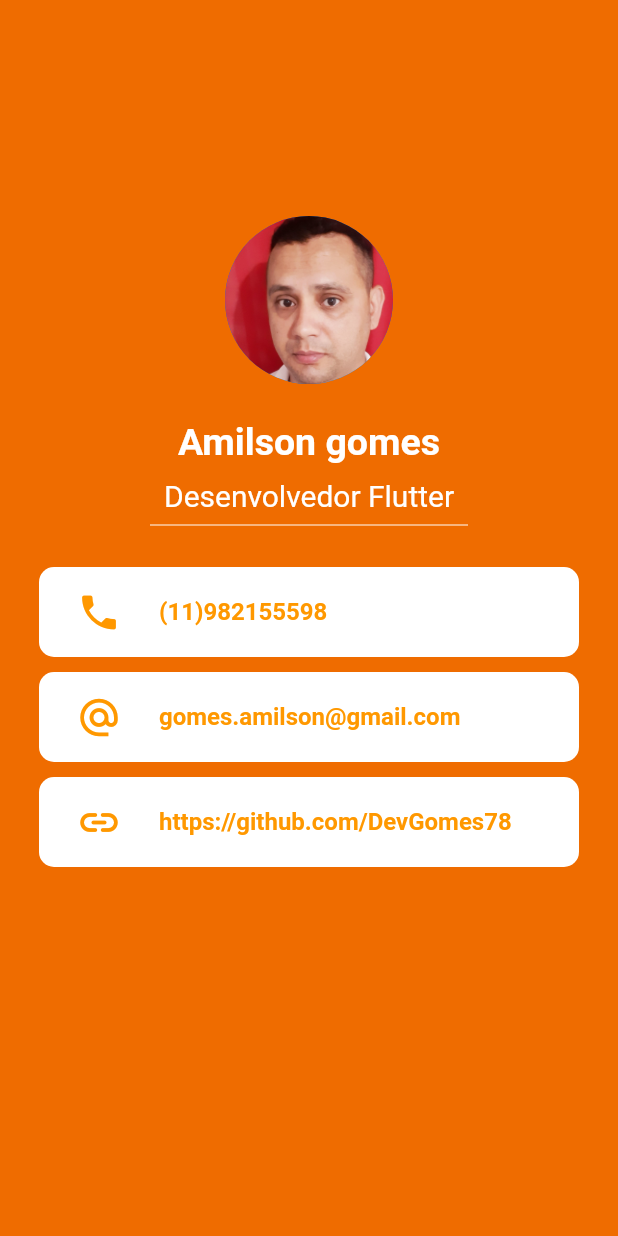
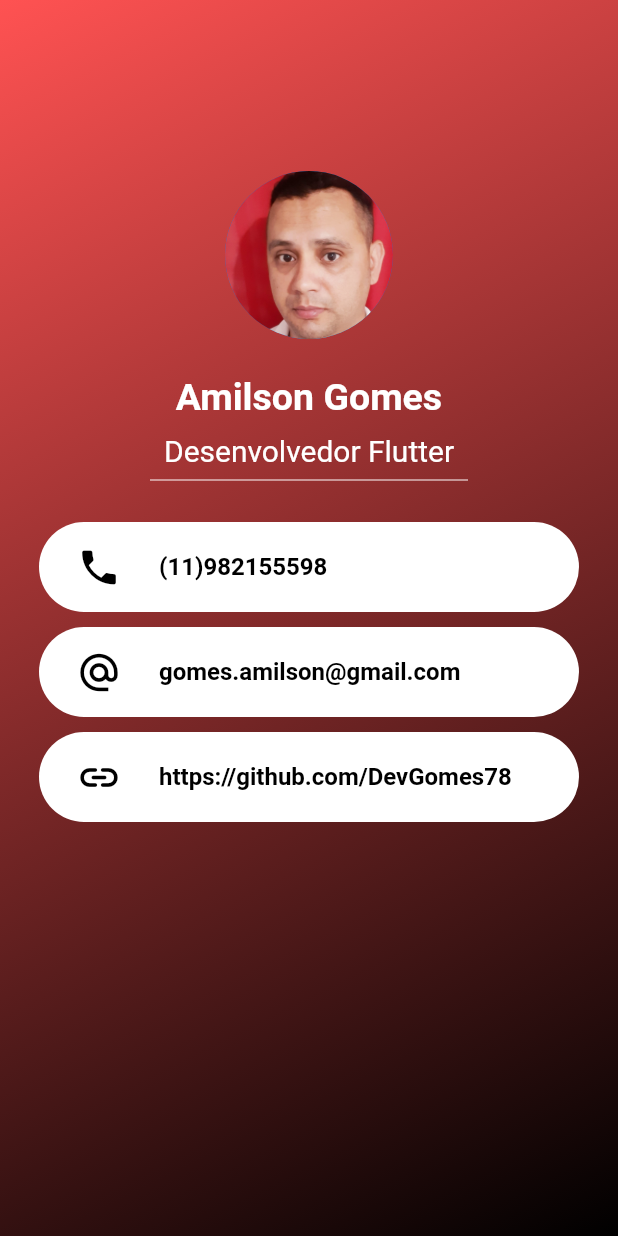
Before and after one commit to DevGomes78/Cartao-de-visitas, a Flutter app: the screen it shows after launch, on a phone screen of 412 x 824 dp. Run offline on Flutter 3.47's test engine with Material 2 defaults, Android fonts, the phone set to English and light mode, and no system bars.

Commit message:
Atualizado cores e funcoes.

```diff
--- a/lib/homepage.dart
+++ /dev/null
@@ -1,162 +0,0 @@
-import 'package:flutter/material.dart';
-import 'package:url_launcher/url_launcher.dart';
-
-class HomePage extends StatelessWidget {
-  const HomePage({Key? key}) : super(key: key);
-
- void abrirGit() async {
-    const url = 'https://github.com/DevGomes78';
-    if (await launch(url)) {
-      await launch(url,
-      enableJavaScript: true,
-        forceWebView: true,
-      );
-    } else {
-      throw 'Could not launch $url';
-    }
-  }
-  void fazerLigacao() async {
-    const url = "tel:(11)982155598";
-    if (await launch(url)) {
-      await launch(url);
-    } else {
-      throw 'Could not launch $url';
-    }
-  }
-
-  @override
-  Widget build(BuildContext context) {
-    return Scaffold(
-      backgroundColor: Colors.orange[800],
-      body: SafeArea(
-        child: Padding(
-          padding: const EdgeInsets.symmetric(horizontal: 10,vertical: 10),
-          child: Column(
-            children: [
-              const SizedBox(
-                height: 130,
-              ),
-              Padding(
-                padding: EdgeInsets.symmetric(horizontal: 140),
-                child: CircleAvatar(
-                  backgroundImage: AssetImage('images/minhafoto (2).jpg'),
-                  radius: 60,
-                ),
-              ),
-              const SizedBox(
-                height: 20,
-              ),
-              const Text(
-                'Amilson gomes',
-                style: TextStyle(
-                    fontSize: 25,
-                    fontWeight: FontWeight.bold,
-                    color: Colors.white),
-              ),
-              const SizedBox(
-                height: 10,
-              ),
-              //informaçoes sobre o text
-              const Text(
-                'Desenvolvedor Flutter',
-                style: TextStyle(fontSize: 20, color: Colors.white),
-              ),
-              const Padding(
-                padding: EdgeInsets.symmetric(horizontal: 90.0),
-                child: Divider(color: Colors.white),
-              ),
-              const SizedBox(
-                height: 20,
-              ),
-              InkWell(
-                onTap:  fazerLigacao,
-                child: Container(
-                  height: 60,
-                  width: 360,
-                  decoration: BoxDecoration(
-                      borderRadius: BorderRadius.circular(10), color: Colors.white),
-                  child: Row(
-                    children: const [
-                      Padding(
-                        padding: EdgeInsets.symmetric(horizontal: 25.0),
-                        child: Icon(
-                          Icons.phone,
-                          color: Colors.orange,
-                          size: 30,
-                        ),
-                      ),
-                      Text(
-                        '(11)982155598',
-                        style: TextStyle(
-                            fontSize: 16,
-                            fontWeight: FontWeight.w700,
-                            color: Colors.orange),
-                      ),
-                    ],
-                  ),
-                ),
-              ),
-              SizedBox(height: 10),
-              Container(
-                height: 60,
-                width: 360,
-                decoration: BoxDecoration(
-                    borderRadius: BorderRadius.circular(10), color: Colors.white),
-                child: Row(
-                  children: const [
-                    Padding(
-                      padding: EdgeInsets.symmetric(horizontal: 25.0),
-                      child: Icon(
-                        Icons.alternate_email,
-                        color: Colors.orange,
-                        size: 30,
-                      ),
-                    ),
-                    Text(
-                      'gomes.amilson@gmail.com',
-                      style: TextStyle(
-                          fontSize: 16,
-                          fontWeight: FontWeight.w700,
-                          color: Colors.orange),
-                    ),
-                  ],
-                ),
-              ),
-              SizedBox(height: 10),
-              InkWell(
-                onTap: abrirGit,
-                child: Container(
-                  height: 60,
-                  width: 360,
-                  decoration: BoxDecoration(
-                      borderRadius: BorderRadius.circular(10),
-                      color: Colors.white),
-                  child: Row(
-                    children: [
-                      Padding(
-                        padding: EdgeInsets.symmetric(horizontal: 25.0),
-                        child: Icon(
-                          Icons.link_rounded,
-                          color: Colors.orange,
-                          size: 30,
-                        ),
-                      ),
-                      Text(
-                        'https://github.com/DevGomes78',
-                        style: TextStyle(
-                            fontSize: 16,
-                            fontWeight: FontWeight.w700,
-                            color: Colors.orange),
-                      ),
-                    ],
-                  ),
-                ),
-              ),
-
-            ],
-          ),
-        ),
-      ),
-    );
-  }
-}
--- a/lib/main.dart
+++ b/lib/main.dart
@@ -1,7 +1,6 @@
 import 'package:flutter/material.dart';
-import 'package:projeto9/screens/list_user.dart';
 
-import 'homepage.dart';
+import 'pages/homepage.dart';
 
 void main() {
   runApp(const MyApp());
@@ -20,7 +19,7 @@ class MyApp extends StatelessWidget {
 
         primarySwatch: Colors.blue,
       ),
-      home: HomePage(),
+      home:  HomePage(),
     );
   }
 }
--- /dev/null
+++ b/lib/pages/homepage.dart
@@ -0,0 +1,151 @@
+import 'package:flutter/material.dart';
+import '../models/abrir_Github.dart';
+import '../models/call.dart';
+
+
+class HomePage extends StatelessWidget {
+  const HomePage({Key? key}) : super(key: key);
+  @override
+  Widget build(BuildContext context) {
+    return Scaffold(
+      body: Container(
+        decoration: BoxDecoration(
+            gradient: LinearGradient(
+                begin: Alignment.topLeft,
+                end: Alignment.bottomRight,
+                colors: [Colors.redAccent, Colors.black])),
+        child: SafeArea(
+          child: Padding(
+            padding: const EdgeInsets.symmetric(horizontal: 10, vertical: 10),
+            child: Column(
+              children: [
+                const SizedBox(
+                  height: 100,
+                ),
+                Padding(
+                  padding: EdgeInsets.symmetric(horizontal: 140),
+                  child: CircleAvatar(
+                    backgroundImage: AssetImage('images/minhafoto (2).jpg'),
+                    radius: 60,
+                  ),
+                ),
+                const SizedBox(
+                  height: 20,
+                ),
+                const Text(
+                  'Amilson Gomes',
+                  style: TextStyle(
+                      fontSize: 25,
+                      fontWeight: FontWeight.bold,
+                      color: Colors.white),
+                ),
+                const SizedBox(
+                  height: 10,
+                ),
+                //informaçoes sobre o text
+                const Text(
+                  'Desenvolvedor Flutter',
+                  style: TextStyle(fontSize: 20, color: Colors.white),
+                ),
+                const Padding(
+                  padding: EdgeInsets.symmetric(horizontal: 90.0),
+                  child: Divider(color: Colors.white),
+                ),
+                const SizedBox(
+                  height: 20,
+                ),
+                InkWell(
+                  onTap: fazerLigacao,
+                  child: Container(
+                    height: 60,
+                    width: 360,
+                    decoration: BoxDecoration(
+                        borderRadius: BorderRadius.circular(40),
+                        color: Colors.white),
+                    child: Row(
+                      children: const [
+                        Padding(
+                          padding: EdgeInsets.symmetric(horizontal: 25.0),
+                          child: Icon(
+                            Icons.phone,
+                            color: Colors.black,
+                            size: 30,
+                          ),
+                        ),
+                        Text(
+                          '(11)982155598',
+                          style: TextStyle(
+                              fontSize: 16,
+                              fontWeight: FontWeight.w700,
+                              color: Colors.black),
+                        ),
+                      ],
+                    ),
+                  ),
+                ),
+                SizedBox(height: 10),
+                Container(
+                  height: 60,
+                  width: 360,
+                  decoration: BoxDecoration(
+                      borderRadius: BorderRadius.circular(40),
+                      color: Colors.white),
+                  child: Row(
+                    children: const [
+                      Padding(
+                        padding: EdgeInsets.symmetric(horizontal: 25.0),
+                        child: Icon(
+                          Icons.alternate_email,
+                          color: Colors.black,
+                          size: 30,
+                        ),
+                      ),
+                      Text(
+                        'gomes.amilson@gmail.com',
+                        style: TextStyle(
+                          fontSize: 16,
+                          fontWeight: FontWeight.w700,
+                          color: Colors.black,
+                        ),
+                      ),
+                    ],
+                  ),
+                ),
+                SizedBox(height: 10),
+                InkWell(
+                  onTap: abrirGit,
+                  child: Container(
+                    height: 60,
+                    width: 360,
+                    decoration: BoxDecoration(
+                        borderRadius: BorderRadius.circular(40),
+                        color: Colors.white),
+                    child: Row(
+                      children: [
+                        Padding(
+                          padding: EdgeInsets.symmetric(horizontal: 25.0),
+                          child: Icon(
+                            Icons.link_rounded,
+                            color: Colors.black,
+                            size: 30,
+                          ),
+                        ),
+                        Text(
+                          'https://github.com/DevGomes78',
+                          style: TextStyle(
+                              fontSize: 16,
+                              fontWeight: FontWeight.w700,
+                              color: Colors.black),
+                        ),
+                      ],
+                    ),
+                  ),
+                ),
+              ],
+            ),
+          ),
+        ),
+      ),
+    );
+  }
+}
```
Also changed, not shown: lib/models/abrir_Github.dart (added, +15 -0 lines), lib/models/call.dart (added, +11 -0 lines), lib/models/user_models.dart (deleted, +0 -121 lines), lib/repository/user.dart (deleted, +0 -18 lines), lib/screens/list_user.dart (deleted, +0 -51 lines), pubspec.lock.
